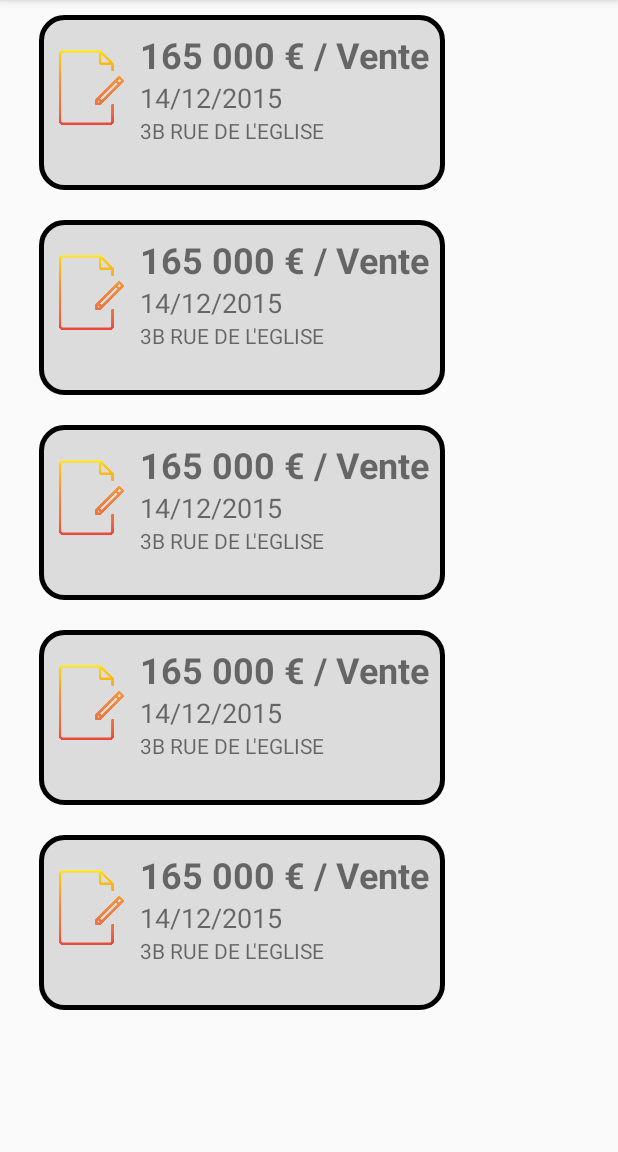
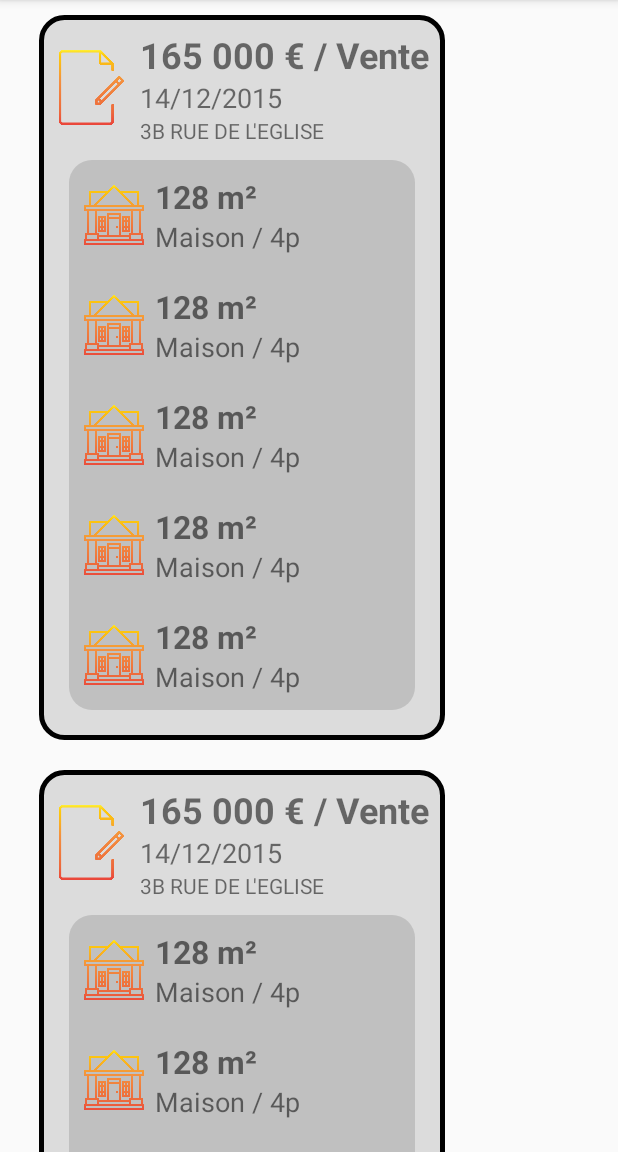
Before and after one commit to Araken64/QuelPrixImmo, an Android app: the fragment MutationFragment shown on its own in the app's theme, on a phone screen of 412 x 824 dp, the part 84-1236 px from its top. Run offline under Robolectric (Android 15) with nearby library versions, the phone set to English and light mode, and no system bars.

Commit message:
Complete Goods list manager

```diff
--- a/app/src/main/java/fr/univpau/android/quelpriximmo/GoodContent.java
+++ b/app/src/main/java/fr/univpau/android/quelpriximmo/GoodContent.java
@@ -6,20 +6,38 @@ import java.util.List;
 import java.util.Map;
 
 public class GoodContent {
-    public static final List<GoodContent.GoodItem> ITEMS = new ArrayList<GoodContent.GoodItem>();
-    public static final Map<String, GoodContent.GoodItem> ITEM_MAP = new HashMap<String, GoodContent.GoodItem>();
+    public static final List<GoodContent.GoodItem> ITEMS = new ArrayList<>();
+    public static final Map<String, GoodContent.GoodItem> ITEM_MAP = new HashMap<>();
 
-    private static void addGood(GoodContent.GoodItem item) {
+    private static void addItem(GoodContent.GoodItem item) {
         ITEMS.add(item);
         ITEM_MAP.put(item.id, item);
     }
 
+    private static final int COUNT = 5;
+
+    static {
+        // Add some sample items.
+        for (int i = 1; i <= COUNT; i++) {
+            addItem(createGoodItem(i));
+        }
+    }
+
+    private static GoodItem createGoodItem(int position) {
+        String surface_relle_bati = "128 m²";
+        String surface_terrain = "2010 m²";
+        String type_local = "Maison";
+        String nb_pieces_principales = "4p";
+
+        return new GoodItem(String.valueOf(position), surface_relle_bati, surface_terrain, type_local, nb_pieces_principales);
+    }
+
     public static class GoodItem {
-        public String id = "";
-        public String surface_relle_bati = "";
-        public String surface_terrain = "";
-        public String type_local = "";
-        public String nb_pieces_principales = "";
+        public String id;
+        public String surface_relle_bati;
+        public String surface_terrain;
+        public String type_local;
+        public String nb_pieces_principales;
 
         public GoodItem(String id, String surface_relle_bati, String surface_terrain, String type_local, String nb_pieces_principales) {
             this.id = id;
--- a/app/src/main/java/fr/univpau/android/quelpriximmo/MyGoodRecyclerViewAdapter.java
+++ b/app/src/main/java/fr/univpau/android/quelpriximmo/MyGoodRecyclerViewAdapter.java
@@ -1,8 +1,8 @@
 package fr.univpau.android.quelpriximmo;
 
+import androidx.annotation.NonNull;
 import androidx.recyclerview.widget.RecyclerView;
 
-import android.graphics.drawable.Drawable;
 import android.view.LayoutInflater;
 import android.view.View;
 import android.view.ViewGroup;
@@ -20,44 +20,47 @@ import java.util.List;
 
 public class MyGoodRecyclerViewAdapter extends RecyclerView.Adapter<MyGoodRecyclerViewAdapter.ViewHolder> {
 
-    private final List<GoodItem> mValues;
+    private final List<GoodItem> good_values;
 
     public MyGoodRecyclerViewAdapter(List<GoodItem> items) {
-        mValues = items;
+        good_values = items;
     }
 
     @Override
+    @NonNull
     public ViewHolder onCreateViewHolder(ViewGroup parent, int viewType) {
         View view = LayoutInflater.from(parent.getContext())
-            .inflate(R.layout.fragment_good, parent, false);
+            .inflate(R.layout.good, parent, false);
         return new ViewHolder(view);
     }
 
     @Override
-    public void onBindViewHolder(final ViewHolder holder, int position) {
-        if (mValues.get(position).type_local.equals("Appartement"))
-            holder.mImage.setImageResource(R.drawable.appartement);
-        else if (mValues.get(position).type_local.equals("Maison"))
-            holder.mImage.setImageResource(R.drawable.maison);
-        holder.mSurface.setText(mValues.get(position).surface_relle_bati);
-        holder.mLocal_Pieces.setText(mValues.get(position).nb_pieces_principales);
+    public void onBindViewHolder(@NonNull final ViewHolder holder, int position) {
+        holder.good_item = good_values.get(position);
+        if (holder.good_item.type_local.equals("Appartement"))
+            holder.image_good.setImageResource(R.drawable.appartement);
+        else if (holder.good_item.type_local.equals("Maison"))
+            holder.image_good.setImageResource(R.drawable.maison);
+        holder.surface.setText(holder.good_item.surface_relle_bati);
+        holder.local_pieces.setText(holder.good_item.type_local + " / " +holder.good_item.nb_pieces_principales);
     }
 
     @Override
     public int getItemCount() {
-        return mValues.size();
+        return good_values.size();
     }
 
-    public class ViewHolder extends RecyclerView.ViewHolder {
-        public final ImageView mImage;
-        public final TextView mSurface;
-        public final TextView mLocal_Pieces;
+    public static class ViewHolder extends RecyclerView.ViewHolder {
+        public final ImageView image_good;
+        public final TextView surface;
+        public final TextView local_pieces;
+        public GoodItem good_item;
 
         public ViewHolder(View view) {
             super(view);
-            mImage = (ImageView) view.findViewById(R.id.imageView2);
-            mSurface = (TextView) view.findViewById(R.id.surface);
-            mLocal_Pieces = (TextView) view.findViewById(R.id.local_pieces);
+            image_good = (ImageView) view.findViewById(R.id.imageView2);
+            surface = (TextView) view.findViewById(R.id.surface);
+            local_pieces = (TextView) view.findViewById(R.id.local_pieces);
         }
     }
 }
```
